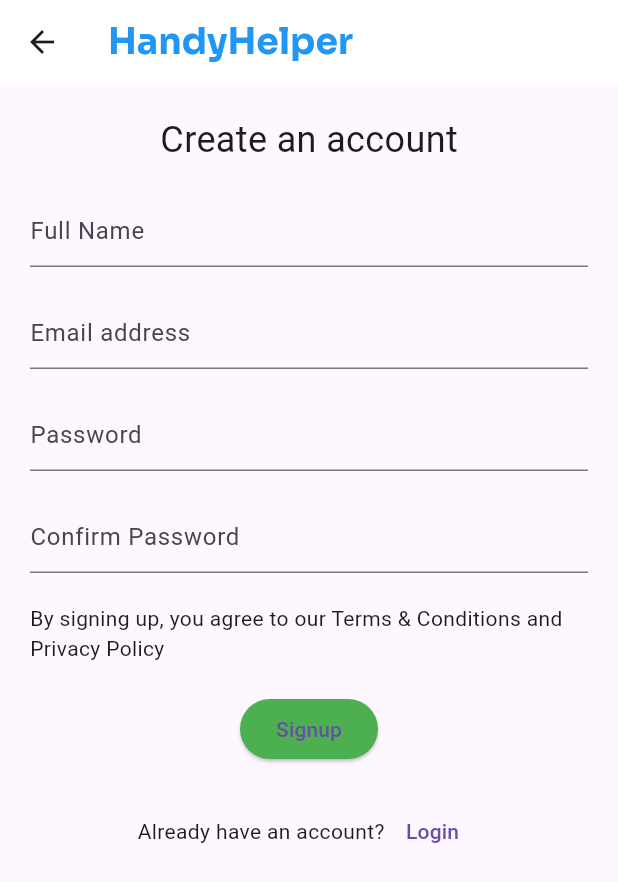
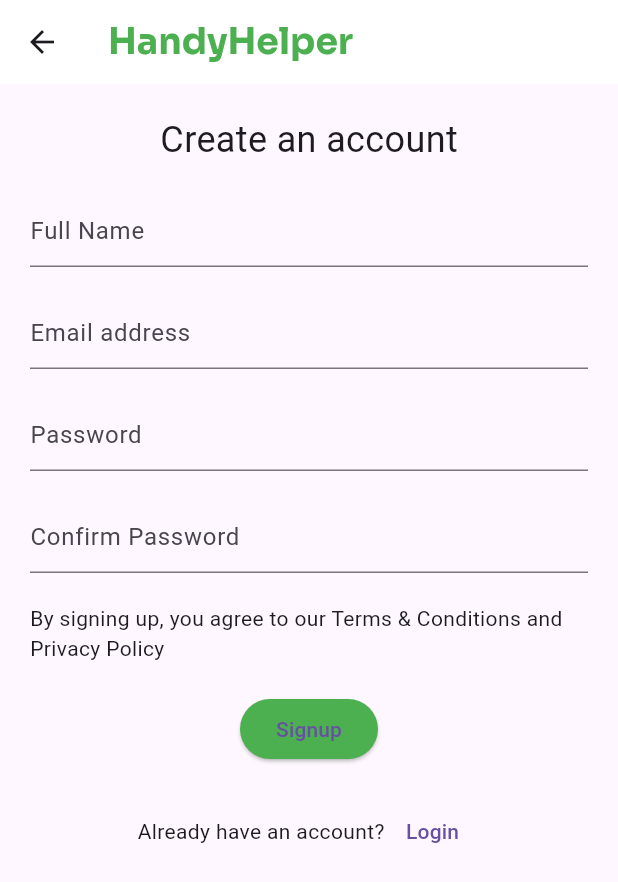
Before and after one commit to ST60002CEM/batch32b-ChewanRai1, a Flutter app: the screen it shows after launch, after a tap on "Login", after a tap on "Create an account in a minute.", on a phone screen of 412 x 824 dp. Shown: the top 882 px of the screen. Run offline on Flutter 3.47's test engine with Material 3 defaults, Android fonts, the phone set to English and light mode, and no system bars; our stand-ins replace google_fonts.

Commit message:
flutter updated and bottomnavigation color change

```diff
--- a/lib/app/app.dart
+++ b/lib/app/app.dart
@@ -1,5 +1,3 @@
-import 'package:finalproject/screen/login_screen.dart';
-import 'package:finalproject/screen/register_screen.dart';
 import 'package:finalproject/screen/splash_screen.dart';
 import 'package:flutter/material.dart';
 
@@ -8,7 +6,7 @@ class App extends StatelessWidget {
 
   @override
   Widget build(BuildContext context) {
-    return MaterialApp(
+    return const MaterialApp(
       home: SplashScreen(),
     );
   }
--- a/lib/screen/dashboard_screen.dart
+++ b/lib/screen/dashboard_screen.dart
@@ -14,11 +14,11 @@ class DashboardScreen extends StatefulWidget {
 class _DashboardScreenState extends State<DashboardScreen> {
   int _selectedIndex = 0;
 
-  List<Widget> _screens = [
-    HomeScreen(),
-    SearchScreen(),
-    PlanScreen(),
-    InboxScreen(),
+  final List<Widget> _screens = [
+    const HomeScreen(),
+    const SearchScreen(),
+    const PlanScreen(),
+    const InboxScreen(),
   ];
   @override
   Widget build(BuildContext context) {
@@ -45,20 +45,20 @@ class _DashboardScreenState extends State<DashboardScreen> {
             label: 'Home',
           ),
           BottomNavigationBarItem(
-            icon: Icon(Icons.shopping_bag),
+            icon: Icon(Icons.search),
             label: 'Search',
           ),
           BottomNavigationBarItem(
-            icon: Icon(Icons.person),
+            icon: Icon(Icons.calendar_month),
             label: 'Plan',
           ),
           BottomNavigationBarItem(
-            icon: Icon(Icons.album_outlined),
+            icon: Icon(Icons.message_outlined),
             label: 'Inbox',
           ),
         ],
-        backgroundColor: Colors.amber,
-        selectedItemColor: Colors.white,
+        backgroundColor: Colors.white,
+        selectedItemColor: Colors.blueAccent,
         unselectedItemColor: Colors.black,
         currentIndex: _selectedIndex,
         onTap: (index) {
--- a/lib/screen/home_screen.dart
+++ b/lib/screen/home_screen.dart
@@ -1,11 +1,8 @@
 // import 'package:finalproject/screen/home_screen.dart';
-import 'package:finalproject/screen/inbox_screen.dart';
-import 'package:finalproject/screen/plan_screen.dart';
-import 'package:finalproject/screen/search_screen.dart';
 import 'package:flutter/material.dart';
 
 class HomeScreen extends StatefulWidget {
-  const HomeScreen({Key? key}) : super(key: key);
+  const HomeScreen({super.key});
 
   @override
   State<HomeScreen> createState() => _HomeScreenState();
--- a/lib/screen/login_screen.dart
+++ b/lib/screen/login_screen.dart
@@ -133,7 +133,7 @@ class _LoginPageState extends State<LoginPage> {
                     Navigator.push(
                       context,
                       MaterialPageRoute(
-                          builder: (context) => DashboardScreen()),
+                          builder: (context) => const DashboardScreen()),
                     );
                   }
                 },
@@ -144,12 +144,12 @@ class _LoginPageState extends State<LoginPage> {
               ),
               const SizedBox(height: 24.0),
               Row(mainAxisAlignment: MainAxisAlignment.center, children: [
-                Text('New here?'),
+                const Text('New here?'),
                 TextButton(
-                  child: Text('Create an account in a minute.'),
+                  child: const Text('Create an account in a minute.'),
                   onPressed: () {
                     Navigator.push(context,
-                        MaterialPageRoute(builder: (context) => SignUpPage()));
+                        MaterialPageRoute(builder: (context) => const SignUpPage()));
                   },
                 )
               ])
--- a/lib/screen/register_screen.dart
+++ b/lib/screen/register_screen.dart
@@ -3,12 +3,14 @@ import 'package:flutter/material.dart';
 import 'package:google_fonts/google_fonts.dart';
 
 class SignUpPage extends StatefulWidget {
+  const SignUpPage({super.key});
+
   @override
   _SignUpPageState createState() => _SignUpPageState();
 }
 
 class _SignUpPageState extends State<SignUpPage> {
-  bool _agreeToTerms = false;
+  final bool _agreeToTerms = false;
 
   @override
   Widget build(BuildContext context) {
@@ -19,44 +21,44 @@ class _SignUpPageState extends State<SignUpPage> {
           style: GoogleFonts.sora(
             fontSize: 24,
             fontWeight: FontWeight.bold,
-            color: Colors.blue,
+            color: Colors.green,
           ),
         ),
         backgroundColor: Colors.white,
       ),
       body: SingleChildScrollView(
-        padding: EdgeInsets.all(20.0),
+        padding: const EdgeInsets.all(20.0),
         child: Column(
           crossAxisAlignment: CrossAxisAlignment.center,
           children: <Widget>[
             const Text('Create an account', style: TextStyle(fontSize: 24.0)),
             const SizedBox(height: 20.0),
-            TextField(
+            const TextField(
               decoration: InputDecoration(
                 hintText: 'Full Name',
               ),
             ),
-            SizedBox(height: 20.0),
-            TextField(
+            const SizedBox(height: 20.0),
+            const TextField(
               decoration: InputDecoration(
                 hintText: 'Email address',
               ),
             ),
-            SizedBox(height: 20.0),
-            TextField(
+            const SizedBox(height: 20.0),
+            const TextField(
               obscureText: true,
               decoration: InputDecoration(
                 hintText: 'Password',
               ),
             ),
-            SizedBox(height: 20.0),
-            TextField(
+            const SizedBox(height: 20.0),
+            const TextField(
               obscureText: true,
               decoration: InputDecoration(
                 hintText: 'Confirm Password',
               ),
             ),
-            SizedBox(height: 20.0),
+            const SizedBox(height: 20.0),
             const Row(
               children: <Widget>[
                 Expanded(
@@ -67,26 +69,28 @@ class _SignUpPageState extends State<SignUpPage> {
                 ),
               ],
             ),
-            SizedBox(height: 20.0),
+            const SizedBox(height: 20.0),
             ElevatedButton(
               style: ElevatedButton.styleFrom(
                 backgroundColor: Colors.green,
               ),
-              child: Text('Signup'),
+              child: const Text('Signup'),
               onPressed: () {
                 // Handle signup logic here
               },
             ),
-            SizedBox(height: 20.0),
+            const SizedBox(height: 20.0),
             Row(
               mainAxisAlignment: MainAxisAlignment.center,
               children: <Widget>[
-                Text('Already have an account?'),
+                const Text('Already have an account?'),
                 TextButton(
-                  child: Text('Login'),
+                  child: const Text('Login'),
                   onPressed: () {
-                    Navigator.push(context,
-                        MaterialPageRoute(builder: (context) => LoginPage()));
+                    Navigator.push(
+                        context,
+                        MaterialPageRoute(
+                            builder: (context) => const LoginPage()));
                   },
                 ),
               ],
--- a/lib/screen/splash_screen.dart
+++ b/lib/screen/splash_screen.dart
@@ -31,7 +31,7 @@ class _SplashScreenState extends State<SplashScreen> {
           style: GoogleFonts.sora(
             fontSize: 24,
             fontWeight: FontWeight.bold,
-            color: Colors.blue,
+            color: Colors.green,
           ),
         ),
       ),
```
Also changed, not shown: pubspec.lock.
